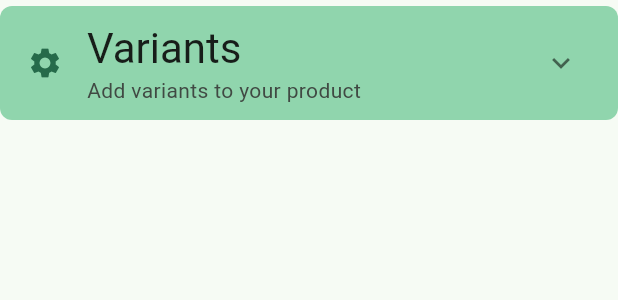
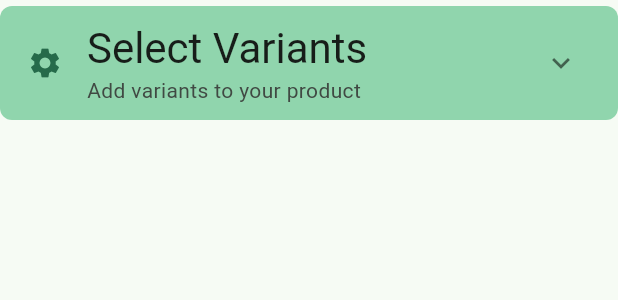
Before and after one commit to Quingsley/lnterIntel-screen-test, a Flutter app: the TileCard widget shown alone on an empty page, opened directly, on a phone screen of 412 x 824 dp. Shown: the top 300 px of the screen. Run offline on Flutter 3.47's test engine with Material 3 defaults, Android fonts, the phone set to English and light mode, and no system bars; drawn by our look-alikes of expansion_tile_card; our stand-ins replace flutter_riverpod, multi_select_flutter.

Commit message:
Update title in TileCard widget

```diff
--- a/lib/widgets/expansion_tile_card.dart
+++ b/lib/widgets/expansion_tile_card.dart
@@ -26,7 +26,7 @@ class TileCard extends StatelessWidget {
           color: Theme.of(context).colorScheme.primary,
         ),
         title: Text(
-          'Variants',
+          'Select Variants',
           style: Theme.of(context).textTheme.headlineMedium,
         ),
         subtitle: const Text('Add variants to your product'),
```
